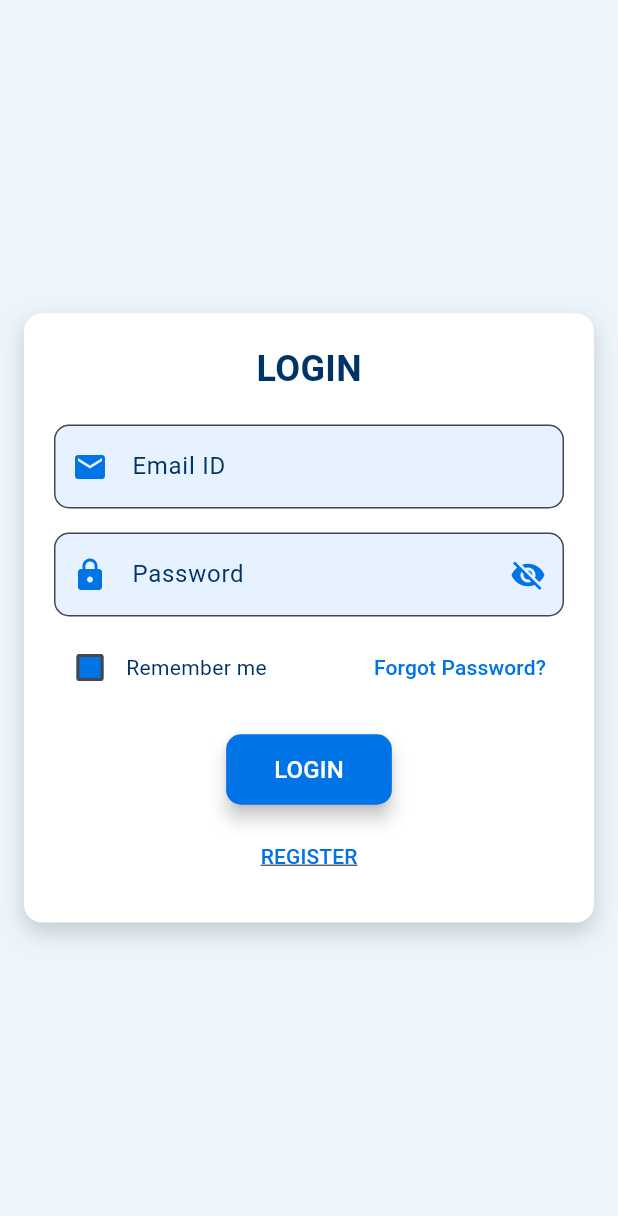
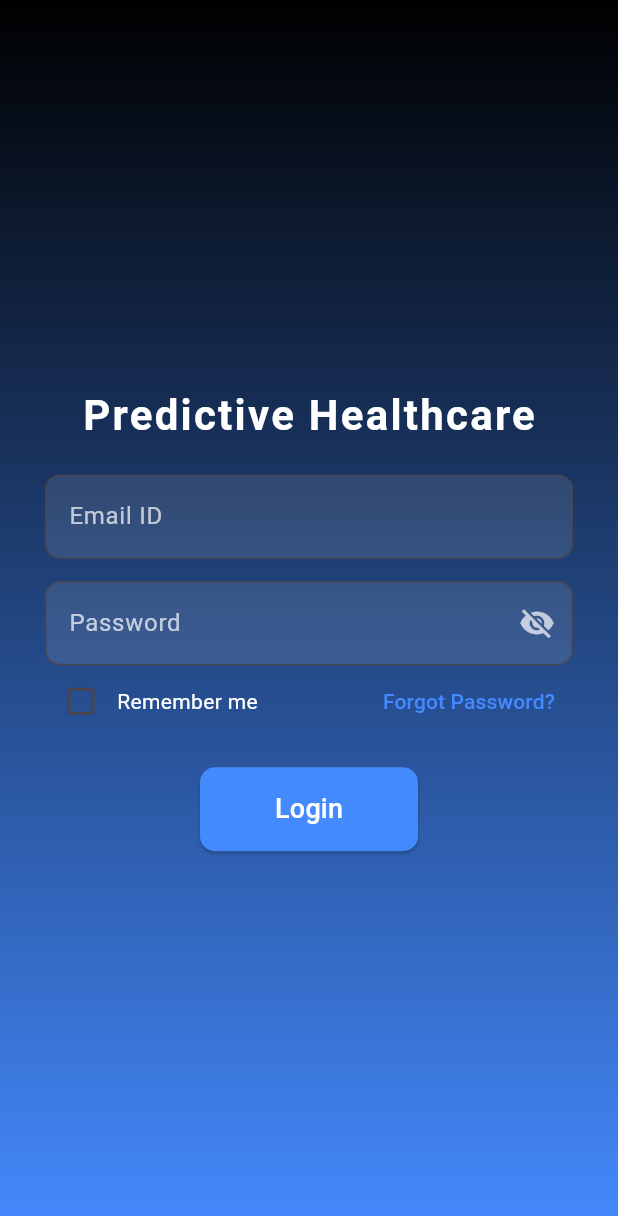
Before and after one commit to MOHAMMED-RISHADCK/MOHAMMED-RISHADCK, a Flutter app: the screen it shows after launch, on a phone screen of 412 x 824 dp. Shown: the top 1216 px of the screen. Run offline on Flutter 3.47's test engine with Material 3 defaults, Android fonts, the phone set to English and light mode, and no system bars; our stand-ins replace dio, flutter_rating_bar, shared_preferences.

Commit message:
flutter updated commit

```diff
--- a/lib/createappointment.dart
+++ b/lib/createappointment.dart
@@ -7,7 +7,7 @@ import 'package:predictivehealthcare/api/loginapi.dart';
 class CreateAppointmentScreen extends StatefulWidget {
   final DateTime selectedDate;
   final doctorid;
-  const CreateAppointmentScreen({
+  const CreateAppointmentScreen( {
     super.key,
     required this.selectedDate,
     required this.doctorid,
--- a/lib/login.dart
+++ b/lib/login.dart
@@ -1,24 +1,8 @@
 import 'package:flutter/material.dart';
+import 'package:predictivehealthcare/forgotpasswordscreen.dart';
+import 'package:shared_preferences/shared_preferences.dart';
+import 'package:predictivehealthcare/homepagescreen.dart';
 import 'package:predictivehealthcare/api/loginapi.dart';
-import 'package:predictivehealthcare/registrationscreen.dart';
-import 'package:predictivehealthcare/forgotpasswordscreen.dart';
-
-void main() {
-  runApp(const MyApp());
-}
-
-class MyApp extends StatelessWidget {
-  const MyApp({super.key});
-
-  @override
-  Widget build(BuildContext context) {
-    return MaterialApp(
-      debugShowCheckedModeBanner: false,
-      title: 'Login Screen',
-      home: const LoginScreen(),
-    );
-  }
-}
 
 class LoginScreen extends StatefulWidget {
   const LoginScreen({super.key});
@@ -31,89 +15,119 @@ class _LoginScreenState extends State<LoginScreen> {
   final _emailController = TextEditingController();
   final _passwordController = TextEditingController();
   bool _rememberMe = false;
-  bool _obscureText = true; // Boolean to control password visibility
+  bool _obscureText = true;
+
+  @override
+  void initState() {
+    super.initState();
+    _checkLoginStatus();
+  }
+
+  Future<void> _checkLoginStatus() async {
+    SharedPreferences prefs = await SharedPreferences.getInstance();
+    bool isLoggedIn = prefs.getBool('isLoggedIn') ?? false;
+    if (isLoggedIn) {
+      Navigator.pushReplacement(
+        context,
+        MaterialPageRoute(builder: (context) => DashboardScreen()),
+      );
+    }
+  }
+
+  Future<void> _handleLogin() async {
+    String username = _emailController.text;
+    String password = _passwordController.text;
+
+    if (username.isNotEmpty && password.isNotEmpty) {
+      bool loginSuccess = await loginapi(username, password, context);
+
+      if (loginSuccess) {
+        SharedPreferences prefs = await SharedPreferences.getInstance();
+        await prefs.setBool('isLoggedIn', true);
+        await prefs.setString('username', username);
+
+        Navigator.pushReplacement(
+          context,
+          MaterialPageRoute(builder: (context) => DashboardScreen()),
+        );
+      } else {
+        ScaffoldMessenger.of(context).showSnackBar(
+          const SnackBar(content: Text('Invalid username or password')),
+        );
+      }
+    } else {
+      ScaffoldMessenger.of(context).showSnackBar(
+        const SnackBar(content: Text('Please enter username and password')),
+      );
+    }
+  }
 
   @override
   Widget build(BuildContext context) {
     return Scaffold(
-      backgroundColor: const Color(0xFFEBF5FB), // Light medical blue background
-      body: Center(
-        child: Padding(
-          padding: const EdgeInsets.all(16.0),
-          child: Container(
-            decoration: BoxDecoration(
-              color: Colors.white,
-              borderRadius: BorderRadius.circular(12),
-              boxShadow: [
-                BoxShadow(
-                  color: Colors.grey.withOpacity(0.5),
-                  blurRadius: 12,
-                  offset: Offset(0, 6),
-                ),
-              ],
-            ),
-            padding: const EdgeInsets.all(20),
+      body: Container(
+        decoration: const BoxDecoration(
+          gradient: LinearGradient(
+            colors: [Colors.black, Colors.blueAccent],
+            begin: Alignment.topCenter,
+            end: Alignment.bottomCenter,
+          ),
+        ),
+        child: Center(
+          child: Padding(
+            padding: const EdgeInsets.symmetric(horizontal: 30),
             child: Column(
-              mainAxisSize: MainAxisSize.min,
+              mainAxisAlignment: MainAxisAlignment.center,
               children: [
                 const Text(
-                  "LOGIN",
+                  "Predictive Healthcare",
                   style: TextStyle(
-                    fontSize: 24,
+                    fontSize: 28,
                     fontWeight: FontWeight.bold,
-                    color: Color(0xFF003366), // Dark blue for high contrast
+                    color: Colors.white,
+                    letterSpacing: 1.5,
                   ),
                 ),
                 const SizedBox(height: 20),
                 TextField(
                   controller: _emailController,
+                  style: const TextStyle(color: Colors.white),
                   decoration: InputDecoration(
                     labelText: "Email ID",
-                    prefixIcon:
-                        const Icon(Icons.email, color: Color(0xFF0073E6)),
+                    labelStyle: const TextStyle(color: Colors.white70),
                     filled: true,
-                    fillColor:
-                        const Color(0xFFE6F2FF), // Slightly darker light blue
+                    fillColor: Colors.white10,
                     border: OutlineInputBorder(
                       borderRadius: BorderRadius.circular(10),
-                      borderSide: const BorderSide(color: Color(0xFF0073E6)),
                     ),
-                    labelStyle: const TextStyle(color: Color(0xFF003366)),
                   ),
-                  style: const TextStyle(color: Color(0xFF003366)),
                 ),
-                const SizedBox(height: 16),
+                const SizedBox(height: 15),
                 TextField(
                   controller: _passwordController,
-                  obscureText: _obscureText, // Controlled by _obscureText
+                  obscureText: _obscureText,
+                  style: const TextStyle(color: Colors.white),
                   decoration: InputDecoration(
                     labelText: "Password",
-                    prefixIcon:
-                        const Icon(Icons.lock, color: Color(0xFF0073E6)),
+                    labelStyle: const TextStyle(color: Colors.white70),
                     filled: true,
-                    fillColor: const Color(0xFFE6F2FF),
+                    fillColor: Colors.white10,
                     border: OutlineInputBorder(
                       borderRadius: BorderRadius.circular(10),
-                      borderSide: const BorderSide(color: Color(0xFF0073E6)),
                     ),
-                    labelStyle: const TextStyle(color: Color(0xFF003366)),
                     suffixIcon: IconButton(
                       icon: Icon(
-                        _obscureText
-                            ? Icons.visibility_off
-                            : Icons.visibility,
-                        color: Color(0xFF0073E6),
+                        _obscureText ? Icons.visibility_off : Icons.visibility,
+                        color: Colors.white70,
                       ),
                       onPressed: () {
                         setState(() {
-                          _obscureText = !_obscureText; // Toggle password visibility
+                          _obscureText = !_obscureText;
                         });
                       },
                     ),
                   ),
-                  style: const TextStyle(color: Color(0xFF003366)),
                 ),
-                const SizedBox(height: 10),
                 Row(
                   mainAxisAlignment: MainAxisAlignment.spaceBetween,
                   children: [
@@ -126,80 +140,38 @@ class _LoginScreenState extends State<LoginScreen> {
                               _rememberMe = value!;
                             });
                           },
-                          checkColor: Colors.white,
-                          fillColor:
-                              MaterialStateProperty.all(Color(0xFF0073E6)),
                         ),
-                        const Text(
-                          "Remember me",
-                          style: TextStyle(color: Color(0xFF003366)),
-                        ),
+                        const Text("Remember me",
+                            style: TextStyle(color: Colors.white)),
                       ],
                     ),
                     TextButton(
                       onPressed: () {
-                        Navigator.push(
-                            context,
-                            MaterialPageRoute(
-                                builder: (context) => ForgotPasswordScreen()));
-                        // Forgot Password Logic
+                        Navigator.push(context,
+                            MaterialPageRoute(builder: (context) => ForgotPasswordScreen()));
+                        // Navigate to Forgot Password screen (to be implemented)
                       },
                       child: const Text(
                         "Forgot Password?",
-                        style: TextStyle(color: Color(0xFF0073E6)),
+                        style: TextStyle(color: Colors.blueAccent),
                       ),
                     ),
                   ],
                 ),
                 const SizedBox(height: 20),
                 ElevatedButton(
-                  onPressed: () {
-                    // Login Logic
-                    String username = _emailController.text;
-                    String password = _passwordController.text;
-
-                    if (username.isNotEmpty && password.isNotEmpty) {
-                      loginapi(username, password, context);
-                      // Navigator.push(
-                      //     context,
-                      //     MaterialPageRoute(
-                      //         builder: (context) => DashboardScreen()));
-                    } else {
-                      ScaffoldMessenger.of(context).showSnackBar(
-                        SnackBar(content: Text('Invalid username or password')),
-                      );
-                    }
-                  },
+                  onPressed: _handleLogin,
                   style: ElevatedButton.styleFrom(
-                    backgroundColor:
-                        const Color(0xFF0073E6), // High-contrast blue
+                    backgroundColor: Colors.blueAccent,
                     padding: const EdgeInsets.symmetric(
-                        vertical: 12, horizontal: 32),
+                        vertical: 15, horizontal: 50),
                     shape: RoundedRectangleBorder(
                       borderRadius: BorderRadius.circular(10),
                     ),
-                    elevation: 5,
                   ),
                   child: const Text(
-                    "LOGIN",
-                    style: TextStyle(fontSize: 16, color: Colors.white),
-                  ),
-                ),
-                const SizedBox(height: 10),
-                TextButton(
-                  onPressed: () {
-                    Navigator.push(
-                      context,
-                      MaterialPageRoute(
-                          builder: (context) => RegistrationPage()),
-                    );
-                  },
-                  child: const Text(
-                    "REGISTER",
-                    style: TextStyle(
-                      color: Color(0xFF0073E6),
-                      decoration: TextDecoration.underline,
-                    ),
+                    "Login",
+                    style: TextStyle(fontSize: 18, color: Colors.white),
                   ),
                 ),
               ],
--- a/lib/main.dart
+++ b/lib/main.dart
@@ -1,21 +1,44 @@
 import 'package:flutter/material.dart';
+import 'package:shared_preferences/shared_preferences.dart';
 import 'package:predictivehealthcare/login.dart';
-
-//import 'package:predictivehealthcare/text.dart';
+import 'package:predictivehealthcare/homepagescreen.dart';
 
 void main() {
   runApp(const MyApp());
 }
 
-class MyApp extends StatelessWidget {
+class MyApp extends StatefulWidget {
   const MyApp({super.key});
 
-  // This widget is the root of your application.
+  @override
+  State<MyApp> createState() => _MyAppState();
+}
+
+class _MyAppState extends State<MyApp> {
+  Widget _defaultScreen = const CircularProgressIndicator();
+
+  @override
+  void initState() {
+    super.initState();
+    _checkLoginStatus();
+  }
+
+  Future<void> _checkLoginStatus() async {
+    SharedPreferences prefs = await SharedPreferences.getInstance();
+    bool isLoggedIn = prefs.getBool('isLoggedIn') ?? false;
+
+    setState(() {
+      _defaultScreen = isLoggedIn ? DashboardScreen() : LoginScreen();
+    });
+  }
+
   @override
   Widget build(BuildContext context) {
     return MaterialApp(
       debugShowCheckedModeBanner: false,
-      home: LoginScreen(),
+      home: Scaffold(
+        body: Center(child: _defaultScreen),
+      ),
     );
   }
 }
--- a/pubspec.yaml
+++ b/pubspec.yaml
@@ -38,6 +38,9 @@ dependencies:
   dio: ^5.7.0
   intl:
   http: ^1.3.0
+  shared_preferences: ^2.5.2
+  animate_do: ^4.2.0
+  google_fonts: ^6.2.1
 
 dev_dependencies:
   flutter_test:
```
Also changed, not shown: lib/api/loginapi.dart (+13 -12 lines), lib/chatbotscreen.dart (+0 -28 lines), lib/doctordetailscreen.dart (+59 -26 lines), lib/homepagescreen.dart (+71 -121 lines), lib/viewdoctorscreen.dart (+31 -34 lines), pubspec.lock, 126 other files.
